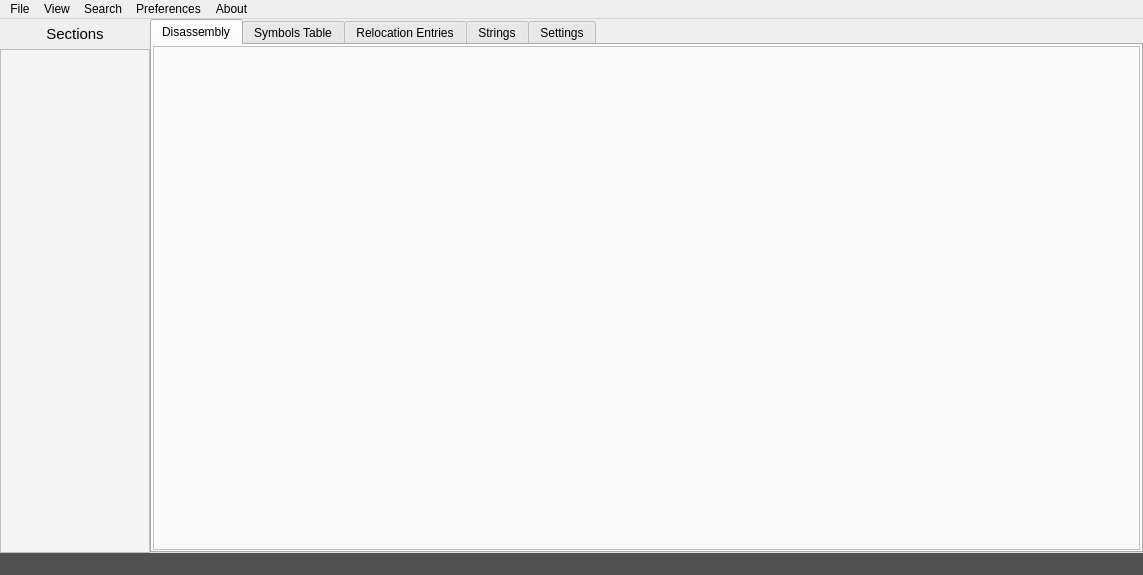
The window that src/mainwindow.ui (jubal-R/ObjGui) describes before a commit, drawn with Qt 5.
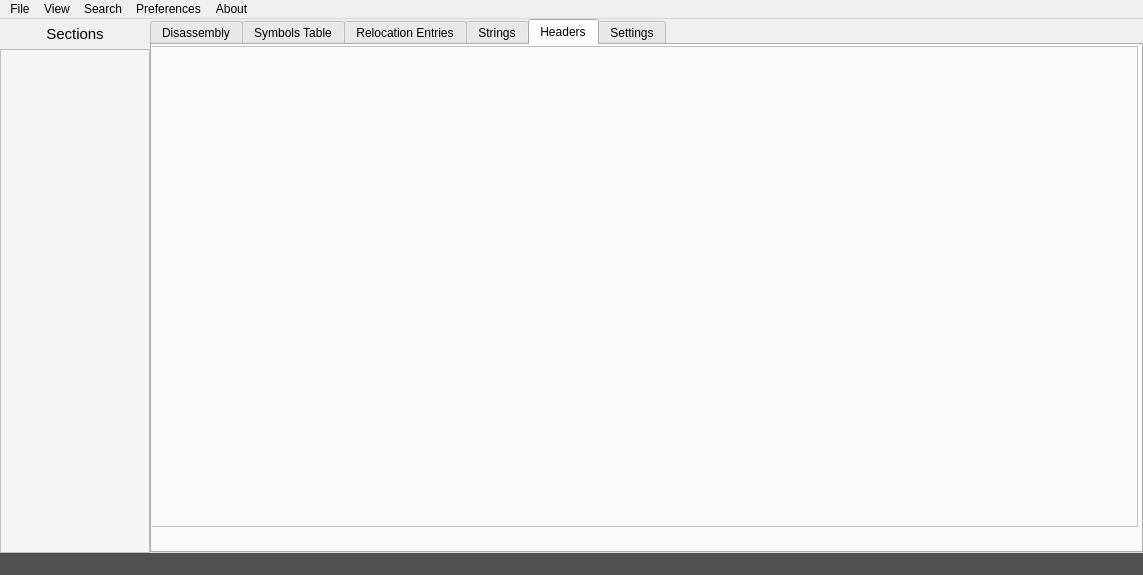
The same window after the commit. The open tabs and pages were chosen to show the change.

Commit message: Added headers tab

What changed in the file:
```diff
--- a/src/mainwindow.ui
+++ b/src/mainwindow.ui
@@ -258,6 +258,30 @@
           </item>
          </layout>
         </widget>
+        <widget class="QWidget" name="tab_4">
+         <attribute name="title">
+          <string>Headers</string>
+         </attribute>
+         <widget class="QTextBrowser" name="headersBrowser">
+          <property name="geometry">
+           <rect>
+            <x>-5</x>
+            <y>1</y>
+            <width>991</width>
+            <height>481</height>
+           </rect>
+          </property>
+          <property name="font">
+           <font>
+            <family>Anonymous Pro</family>
+            <pointsize>12</pointsize>
+           </font>
+          </property>
+          <property name="styleSheet">
+           <string notr="true">background-color: rgb(250, 250, 250);</string>
+          </property>
+         </widget>
+        </widget>
         <widget class="QWidget" name="settings_tab">
          <property name="styleSheet">
           <string notr="true">font: 11pt &quot;Noto Sans&quot;;</string>
```
Left out of the diff: 18 changed lines with no effect on the pictures. The commit also changes 4 other files.
